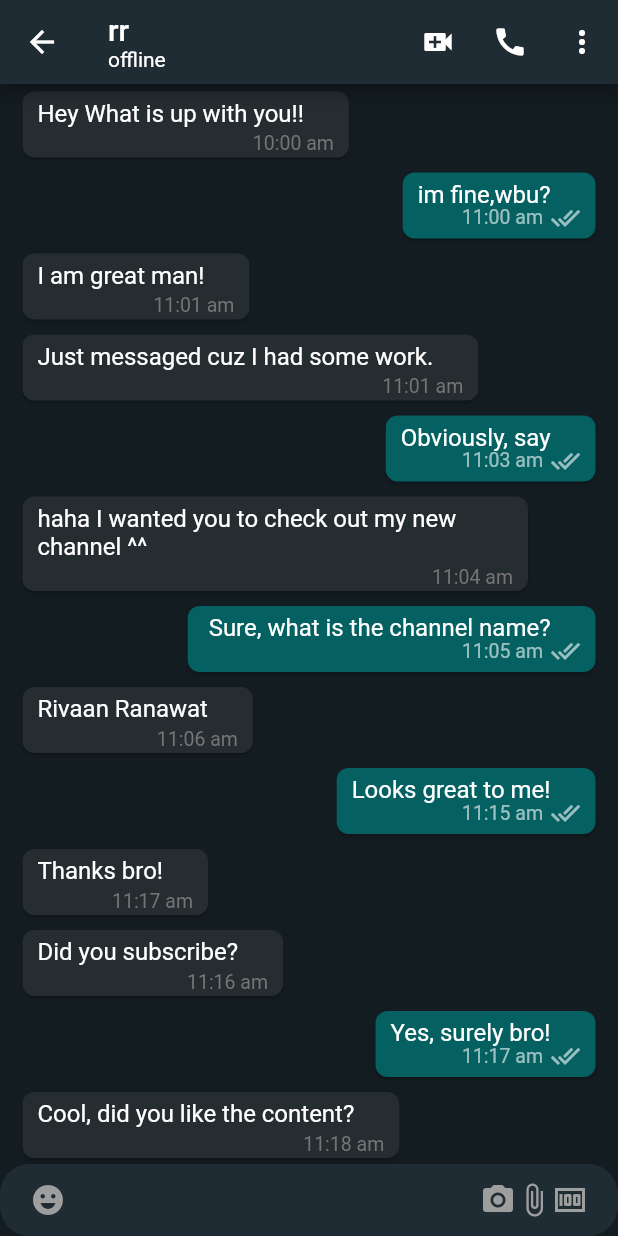
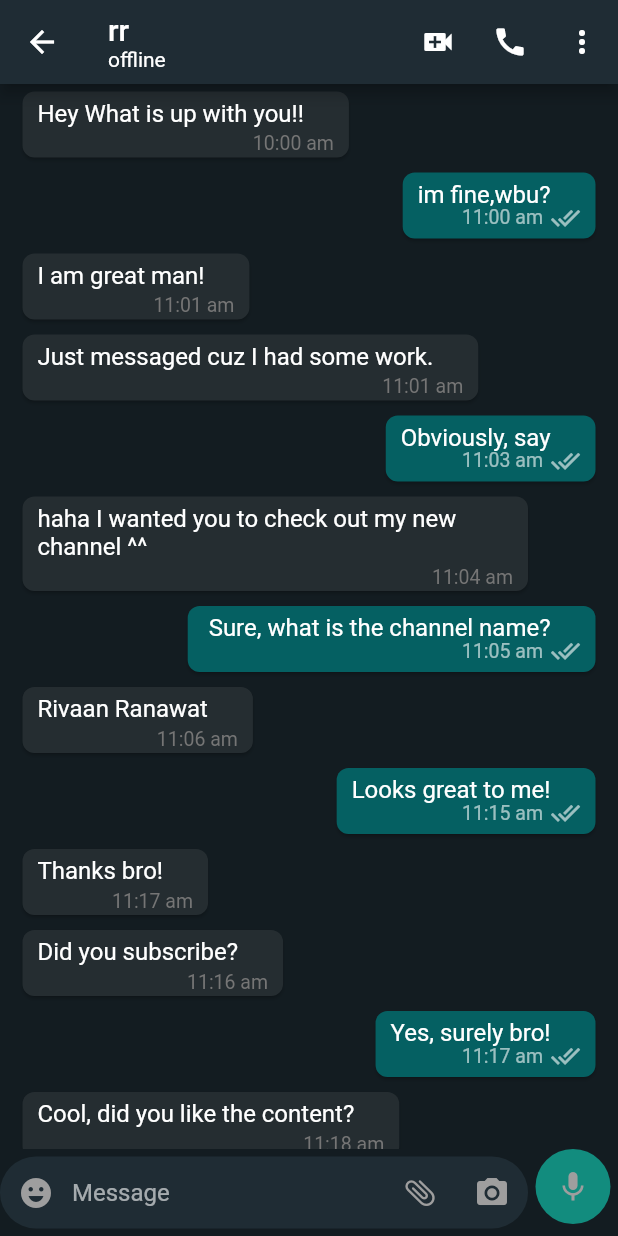
Before and after one commit to FaiyazUllah786/chatapp, a Flutter app: the MobileChatScreen screen opened directly, on a phone screen of 412 x 824 dp. Run offline on Flutter 3.47's test engine with Material 2 defaults, Android fonts, the phone set to English and light mode, and no system bars; our stand-ins replace cloud_firestore, country_picker, firebase_auth, firebase_core, firebase_storage, flutter_contacts and 2 more; accounts and stored records are empty.

Commit message:
changing chat ui

```diff
--- /dev/null
+++ b/lib/features/chat/repository/chat_repository.dart
@@ -0,0 +1,16 @@
+import 'package:cloud_firestore/cloud_firestore.dart';
+import 'package:firebase_auth/firebase_auth.dart';
+import 'package:firebase_core/firebase_core.dart';
+import 'package:flutter/material.dart';
+
+class ChatRepository {
+  final FirebaseFirestore firestore;
+  final FirebaseAuth auth;
+  ChatRepository({required this.firestore, required this.auth});
+
+  void sendTextMessage({
+    required BuildContext context,
+    required String text,
+    required String recieverUserId,
+  }) async {}
+}
--- a/lib/screens/mobile_chat_screen.dart
+++ b/lib/features/chat/screens/mobile_chat_screen.dart
@@ -2,9 +2,10 @@ import 'package:chatapp/features/auth/controller/auth_controller.dart';
 import 'package:flutter/material.dart';
 import 'package:flutter_riverpod/flutter_riverpod.dart';
 
-import '../colors.dart';
-import '../info.dart';
-import '../widgets/chat_list.dart';
+import '../../../colors.dart';
+import '../../../info.dart';
+import '../../../widgets/chat_list.dart';
+import '../widgets/bottom_chat_field.dart';
 
 class MobileChatScreen extends ConsumerWidget {
   static const routeName = '/chat-screen';
@@ -54,48 +55,7 @@ class MobileChatScreen extends ConsumerWidget {
           const Expanded(
             child: ChatList(),
           ),
-          TextField(
-            decoration: InputDecoration(
-              filled: true,
-              fillColor: mobileChatBoxColor,
-              prefixIcon: const Padding(
-                padding: EdgeInsets.symmetric(horizontal: 20.0),
-                child: Icon(
-                  Icons.emoji_emotions,
-                  color: Colors.grey,
-                ),
-              ),
-              suffixIcon: const Padding(
-                padding: EdgeInsets.symmetric(horizontal: 20.0),
-                child: Row(
-                  mainAxisAlignment: MainAxisAlignment.end,
-                  children: [
-                    Icon(
-                      Icons.camera_alt,
-                      color: Colors.grey,
-                    ),
-                    Icon(
-                      Icons.attach_file,
-                      color: Colors.grey,
-                    ),
-                    Icon(
-                      Icons.money,
-                      color: Colors.grey,
-                    ),
-                  ],
-                ),
-              ),
-              hintText: 'Type a message!',
-              border: OutlineInputBorder(
-                borderRadius: BorderRadius.circular(20.0),
-                borderSide: const BorderSide(
-                  width: 0,
-                  style: BorderStyle.none,
-                ),
-              ),
-              contentPadding: const EdgeInsets.all(10),
-            ),
-          ),
+          BottomChatField(),
         ],
       ),
     );
--- /dev/null
+++ b/lib/features/chat/widgets/bottom_chat_field.dart
@@ -0,0 +1,97 @@
+import 'package:flutter/material.dart';
+
+import '../../../colors.dart';
+
+class BottomChatField extends StatefulWidget {
+  const BottomChatField({
+    super.key,
+  });
+
+  @override
+  State<BottomChatField> createState() => _BottomChatFieldState();
+}
+
+class _BottomChatFieldState extends State<BottomChatField> {
+  bool _isShowSendButton = false;
+  @override
+  Widget build(BuildContext context) {
+    return Row(
+      children: [
+        Expanded(
+          child: TextFormField(
+            onChanged: (value) {
+              if (value.isNotEmpty) {
+                setState(() {
+                  _isShowSendButton = true;
+                });
+              } else {
+                setState(() {
+                  _isShowSendButton = false;
+                });
+              }
+            },
+            decoration: InputDecoration(
+              filled: true,
+              fillColor: mobileChatBoxColor,
+              prefixIcon: IconButton(
+                onPressed: () {},
+                icon: const Icon(
+                  Icons.emoji_emotions,
+                  color: Colors.grey,
+                ),
+              ),
+              suffixIcon: SizedBox(
+                width: 100,
+                child: Row(
+                  mainAxisAlignment: MainAxisAlignment.end,
+                  children: [
+                    Stack(
+                      children: [
+                        Transform.rotate(
+                          angle: 150.0,
+                          child: IconButton(
+                            onPressed: () {},
+                            icon: const Icon(
+                              Icons.attach_file_rounded,
+                              color: Colors.grey,
+                            ),
+                          ),
+                        ),
+                      ],
+                    ),
+                    IconButton(
+                      onPressed: () {},
+                      icon: const Icon(
+                        Icons.camera_alt,
+                        color: Colors.grey,
+                      ),
+                    ),
+                  ],
+                ),
+              ),
+              hintText: 'Message',
+              border: OutlineInputBorder(
+                borderRadius: BorderRadius.circular(30.0),
+                borderSide: const BorderSide(
+                  width: 0,
+                  style: BorderStyle.none,
+                ),
+              ),
+              contentPadding: const EdgeInsets.all(10),
+            ),
+          ),
+        ),
+        Padding(
+          padding: const EdgeInsets.only(bottom: 8.0, left: 5, right: 5),
+          child: CircleAvatar(
+            backgroundColor: Color(0xFF128C7E),
+            radius: 25,
+            child: _isShowSendButton
+                ? const Icon(Icons.send)
+                : const Icon(Icons.mic),
+          ),
+        )
+      ],
+    );
+  }
+}
--- a/lib/features/select_contacts/repository/select_contact_repository.dart
+++ b/lib/features/select_contacts/repository/select_contact_repository.dart
@@ -1,6 +1,6 @@
 import 'package:chatapp/common/utils/utils.dart';
 import 'package:chatapp/models/user_model.dart';
-import 'package:chatapp/screens/mobile_chat_screen.dart';
+import 'package:chatapp/features/chat/screens/mobile_chat_screen.dart';
 import 'package:cloud_firestore/cloud_firestore.dart';
 import 'package:flutter/material.dart';
 import 'package:flutter_contacts/flutter_contacts.dart';
--- a/lib/router.dart
+++ b/lib/router.dart
@@ -1,7 +1,7 @@
 import 'package:chatapp/features/auth/screens/otp_screen.dart';
 import 'package:chatapp/features/auth/screens/userInformation_screen.dart';
 import 'package:chatapp/features/select_contacts/screens/select_contact_screen.dart';
-import 'package:chatapp/screens/mobile_chat_screen.dart';
+import 'package:chatapp/features/chat/screens/mobile_chat_screen.dart';
 import 'package:chatapp/screens/mobile_layout_screen.dart';
 import 'package:flutter/material.dart';
 import './features/auth/screens/login_screen.dart';
--- a/lib/widgets/contacts_list.dart
+++ b/lib/widgets/contacts_list.dart
@@ -1,7 +1,7 @@
 import 'package:flutter/material.dart';
 import '../info.dart';
 import '../colors.dart';
-import '../screens/mobile_chat_screen.dart';
+import '../features/chat/screens/mobile_chat_screen.dart';
 
 class ContactsList extends StatelessWidget {
   const ContactsList({Key? key}) : super(key: key);
```
